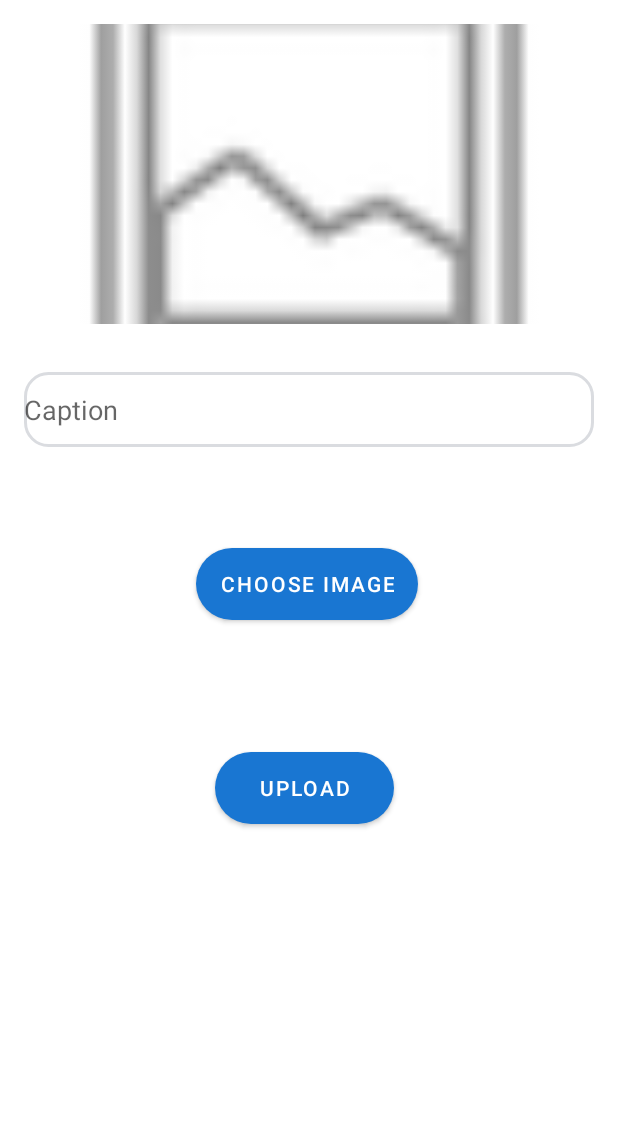
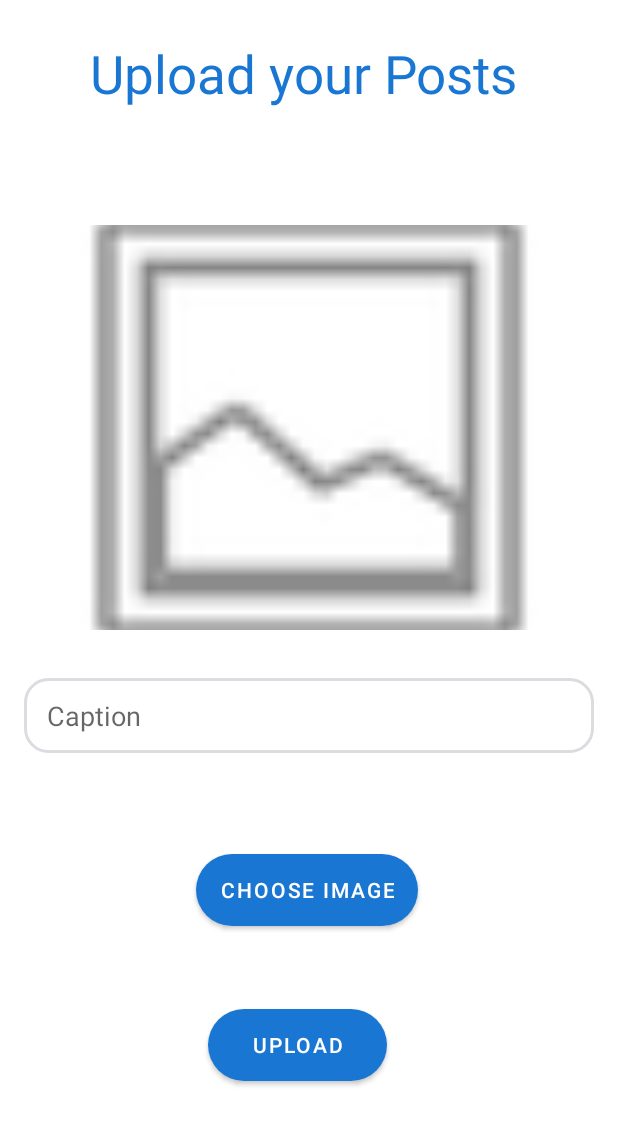
Before and after one commit to tejas-bhandigare/INZONE-Social-media-AndroidApplication-using-JAVA, an Android app: the UploadPostsActivity screen opened directly, with no data from a screen before it, on a phone screen of 412 x 824 dp. Shown: the top 1125 px of the screen. Run offline under Robolectric (Android 15) with nearby library versions, the phone set to English and light mode, and no system bars; our stand-ins replace Firebase (no records; nobody signed in at launch, a user with empty details on screens opened directly).

Commit message:
4/2/24 some changes done in xml

```diff
--- a/app/src/main/AndroidManifest.xml
+++ b/app/src/main/AndroidManifest.xml
@@ -17,13 +17,13 @@
         tools:targetApi="31">
         <activity
             android:name=".PostViewActivity"
-            android:exported="false" />
+            android:exported="true" />
         <activity
             android:name=".UploadPostsActivity"
-            android:exported="false" />
+            android:exported="true" />
         <activity
             android:name=".UserDataActivity"
-            android:exported="false" />
+            android:exported="true" />
         <activity
             android:name=".search_user"
             android:exported="true" />
--- a/app/src/main/res/layout/activity_upload_posts.xml
+++ b/app/src/main/res/layout/activity_upload_posts.xml
@@ -10,9 +10,9 @@
     <ImageView
         android:id="@+id/postImageView"
         android:layout_width="match_parent"
-        android:layout_height="200dp"
+        android:layout_height="270dp"
         android:layout_marginStart="16dp"
-        android:layout_marginTop="16dp"
+        android:layout_marginTop="150dp"
         android:layout_marginEnd="16dp"
         android:layout_marginBottom="16dp"
         android:scaleType="centerCrop"
@@ -28,7 +28,9 @@
         android:layout_marginEnd="16dp"
         android:layout_marginBottom="16dp"
         android:background="@drawable/border"
-        android:hint="Caption" />
+        android:paddingStart="15dp"
+        android:hint="Caption"
+        android:textSize="18sp" />
 
     <Button
         android:id="@+id/chooseImageButton"
@@ -49,9 +51,22 @@
         android:layout_below="@+id/chooseImageButton"
         android:layout_alignParentEnd="true"
         android:layout_marginStart="16dp"
-        android:layout_marginTop="72dp"
-        android:layout_marginEnd="149dp"
+        android:layout_marginTop="39dp"
+        android:layout_marginEnd="154dp"
         android:layout_marginBottom="16dp"
         android:background="@drawable/btn"
         android:text="Upload" />
+
+    <TextView
+        android:id="@+id/textView6"
+        android:layout_width="291dp"
+        android:layout_height="wrap_content"
+        android:layout_alignParentStart="true"
+        android:layout_alignParentEnd="true"
+        android:layout_marginStart="60dp"
+        android:layout_marginTop="25dp"
+        android:layout_marginEnd="60dp"
+        android:text="Upload your Posts"
+        android:textColor="#1976D2"
+        android:textSize="35sp" />
 </RelativeLayout>
```
Also changed, not shown: app/src/main/res/layout/activity_firstview.xml (+6 -4 lines), app/src/main/res/layout/activity_user_data.xml (+22 -5 lines).
